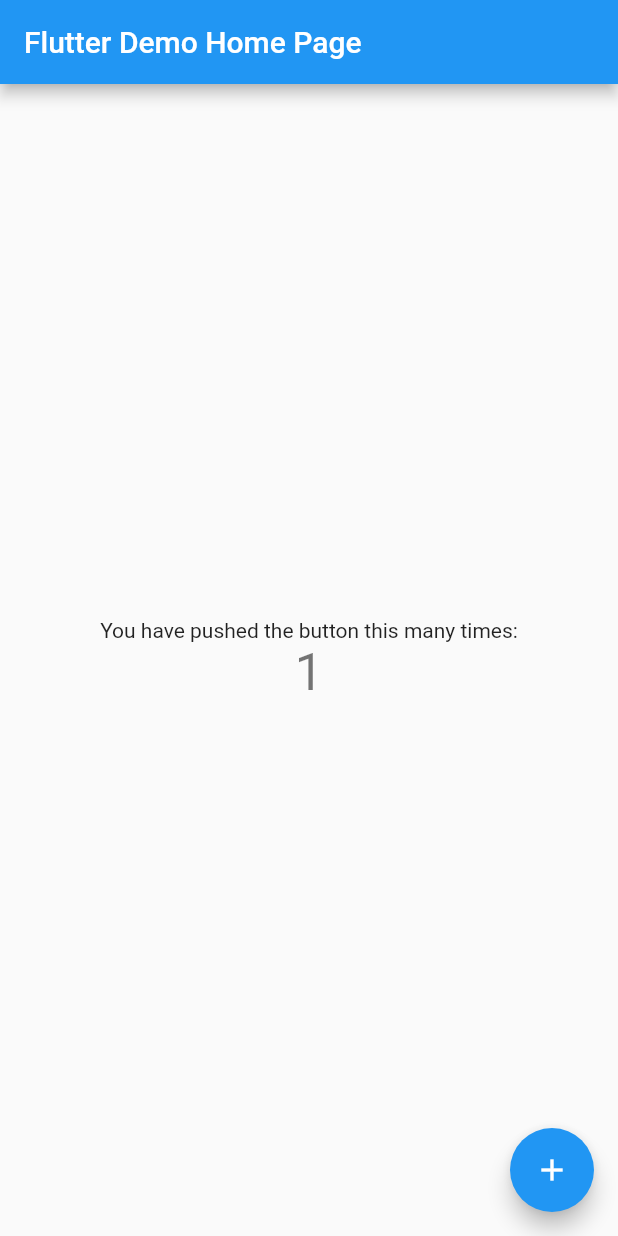
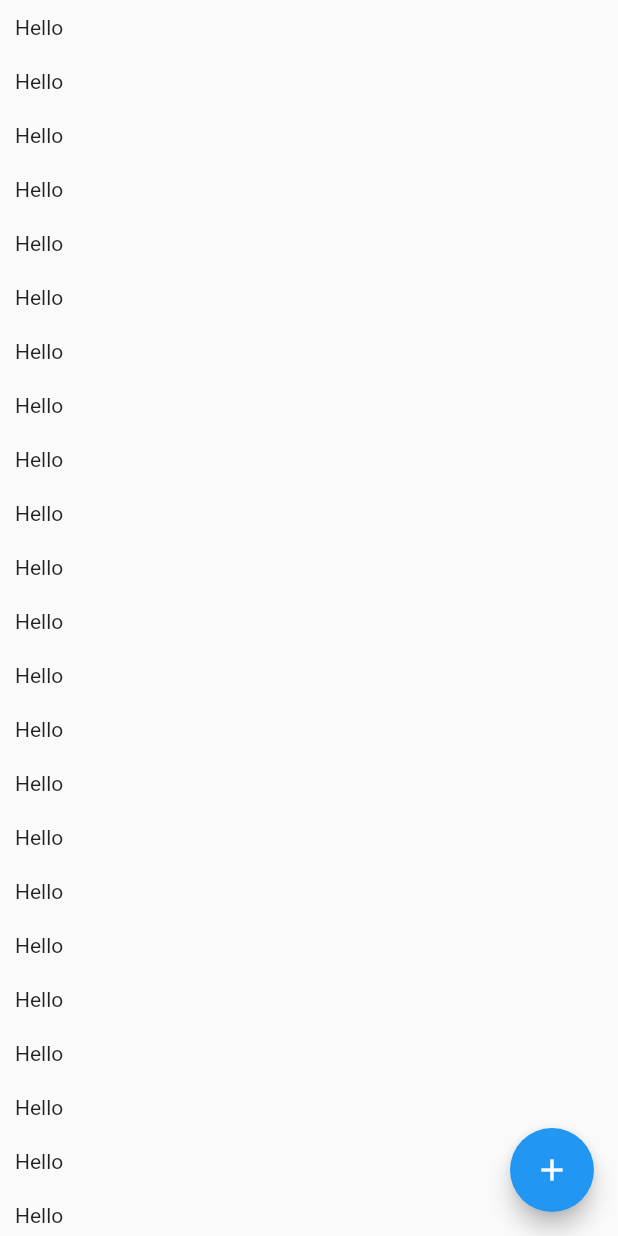
Before and after one commit to Jukez17/chat_app, a Flutter app: the screen it shows after launch, after a tap on the "add" icon, on a phone screen of 412 x 824 dp. Run offline on Flutter 3.47's test engine with Material 2 defaults, Android fonts, the phone set to English and light mode, and no system bars; our stand-ins replace cloud_firestore; accounts and stored records are empty.

```diff
--- a/lib/main.dart
+++ b/lib/main.dart
@@ -1,4 +1,6 @@
 import 'package:flutter/material.dart';
+
+import './screens/chat_screen.dart';
 
 void main() {
   runApp(const MyApp());
@@ -7,109 +9,14 @@ void main() {
 class MyApp extends StatelessWidget {
   const MyApp({super.key});
 
-  // This widget is the root of your application.
   @override
   Widget build(BuildContext context) {
     return MaterialApp(
-      title: 'Flutter Demo',
+      title: 'Chat',
       theme: ThemeData(
-        // This is the theme of your application.
-        //
-        // Try running your application with "flutter run". You'll see the
-        // application has a blue toolbar. Then, without quitting the app, try
-        // changing the primarySwatch below to Colors.green and then invoke
-        // "hot reload" (press "r" in the console where you ran "flutter run",
-        // or simply save your changes to "hot reload" in a Flutter IDE).
-        // Notice that the counter didn't reset back to zero; the application
-        // is not restarted.
         primarySwatch: Colors.blue,
       ),
-      home: const MyHomePage(title: 'Flutter Demo Home Page'),
+      home: const ChatScreen(),
     );
   }
 }
-
-class MyHomePage extends StatefulWidget {
-  const MyHomePage({super.key, required this.title});
-
-  // This widget is the home page of your application. It is stateful, meaning
-  // that it has a State object (defined below) that contains fields that affect
-  // how it looks.
-
-  // This class is the configuration for the state. It holds the values (in this
-  // case the title) provided by the parent (in this case the App widget) and
-  // used by the build method of the State. Fields in a Widget subclass are
-  // always marked "final".
-
-  final String title;
-
-  @override
-  State<MyHomePage> createState() => _MyHomePageState();
-}
-
-class _MyHomePageState extends State<MyHomePage> {
-  int _counter = 0;
-
-  void _incrementCounter() {
-    setState(() {
-      // This call to setState tells the Flutter framework that something has
-      // changed in this State, which causes it to rerun the build method below
-      // so that the display can reflect the updated values. If we changed
-      // _counter without calling setState(), then the build method would not be
-      // called again, and so nothing would appear to happen.
-      _counter++;
-    });
-  }
-
-  @override
-  Widget build(BuildContext context) {
-    // This method is rerun every time setState is called, for instance as done
-    // by the _incrementCounter method above.
-    //
-    // The Flutter framework has been optimized to make rerunning build methods
-    // fast, so that you can just rebuild anything that needs updating rather
-    // than having to individually change instances of widgets.
-    return Scaffold(
-      appBar: AppBar(
-        // Here we take the value from the MyHomePage object that was created by
-        // the App.build method, and use it to set our appbar title.
-        title: Text(widget.title),
-      ),
-      body: Center(
-        // Center is a layout widget. It takes a single child and positions it
-        // in the middle of the parent.
-        child: Column(
-          // Column is also a layout widget. It takes a list of children and
-          // arranges them vertically. By default, it sizes itself to fit its
-          // children horizontally, and tries to be as tall as its parent.
-          //
-          // Invoke "debug painting" (press "p" in the console, choose the
-          // "Toggle Debug Paint" action from the Flutter Inspector in Android
-          // Studio, or the "Toggle Debug Paint" command in Visual Studio Code)
-          // to see the wireframe for each widget.
-          //
-          // Column has various properties to control how it sizes itself and
-          // how it positions its children. Here we use mainAxisAlignment to
-          // center the children vertically; the main axis here is the vertical
-          // axis because Columns are vertical (the cross axis would be
-          // horizontal).
-          mainAxisAlignment: MainAxisAlignment.center,
-          children: <Widget>[
-            const Text(
-              'You have pushed the button this many times:',
-            ),
-            Text(
-              '$_counter',
-              style: Theme.of(context).textTheme.headlineMedium,
-            ),
-          ],
-        ),
-      ),
-      floatingActionButton: FloatingActionButton(
-        onPressed: _incrementCounter,
-        tooltip: 'Increment',
-        child: const Icon(Icons.add),
-      ), // This trailing comma makes auto-formatting nicer for build methods.
-    );
-  }
-}
--- /dev/null
+++ b/lib/screens/chat_screen.dart
@@ -0,0 +1,23 @@
+import 'package:flutter/material.dart';
+import 'package:cloud_firestore/cloud_firestore.dart';
+
+class ChatScreen extends StatelessWidget {
+  static const routeName = '/chat';
+  const ChatScreen({super.key});
+
+  @override
+  Widget build(BuildContext context) {
+    return Scaffold(
+      body: ListView.builder(
+        itemBuilder: (ctx, index) => Container(
+          padding: const EdgeInsets.all(10),
+          child: const Text('Hello'),
+        ),
+      ),
+      floatingActionButton: FloatingActionButton(
+        onPressed: () {},
+        child: const Icon(Icons.add),
+      ),
+    );
+  }
+}
--- a/pubspec.yaml
+++ b/pubspec.yaml
@@ -35,6 +35,7 @@ dependencies:
   # The following adds the Cupertino Icons font to your application.
   # Use with the CupertinoIcons class for iOS style icons.
   cupertino_icons: ^1.0.2
+  cloud_firestore: ^4.5.0
 
 dev_dependencies:
   flutter_test:
```
Also changed, not shown: lib/screens/auth_screen.dart (added), pubspec.lock, 4 other files.
